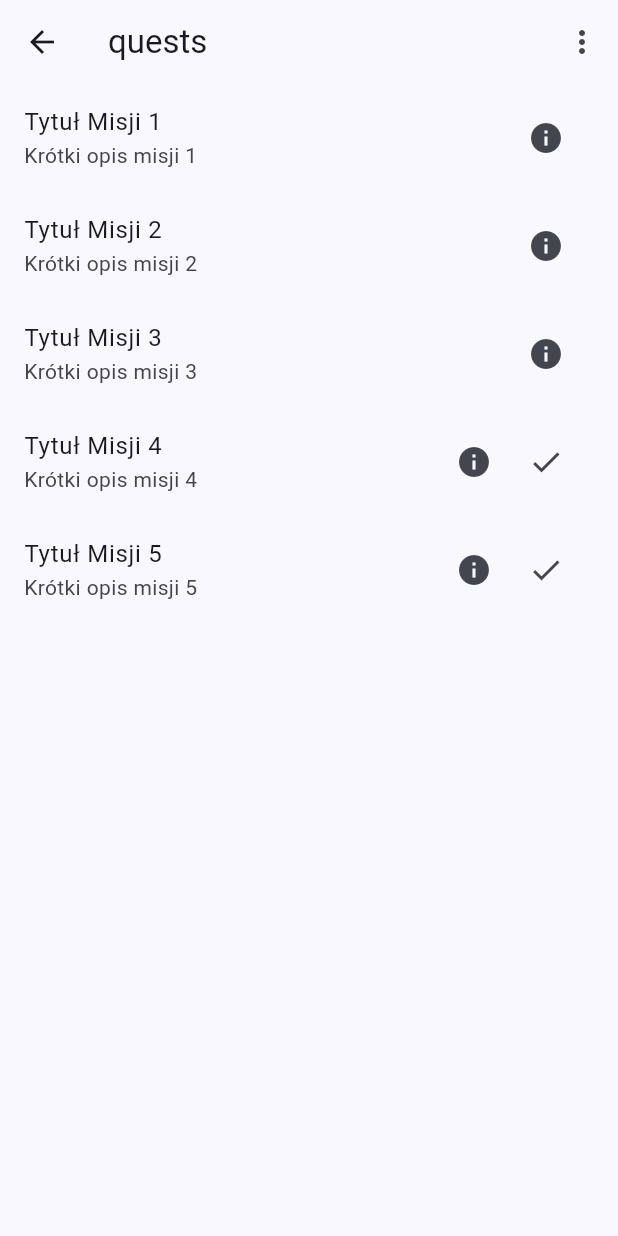
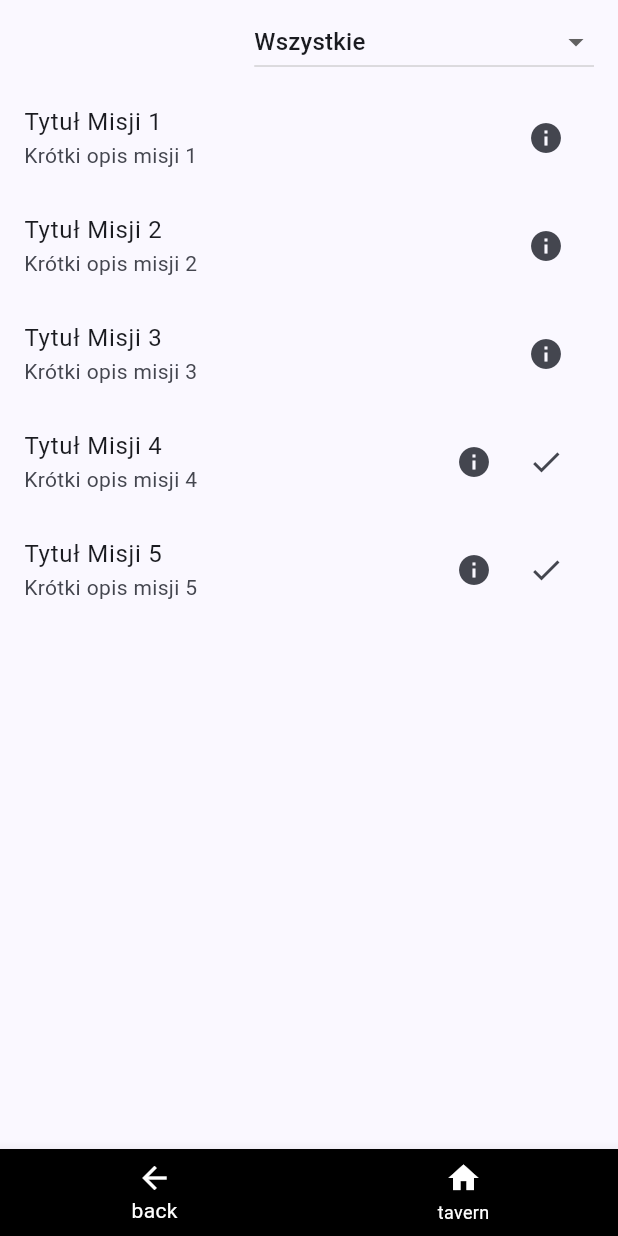
Before and after one commit to ihashand/Idle_Tavern_Rpg, a Flutter app: the QuestsScreen screen opened directly, on a phone screen of 412 x 824 dp. Run offline on Flutter 3.47's test engine with Material 2 defaults, Android fonts, the phone set to English and light mode, and no system bars; our stand-ins replace audioplayers, easy_localization, firebase_core, go_router, google_mobile_ads, in_app_purchase and 1 more; missing offline and left inert: games_services; accounts and stored records are empty.

Commit message:
Ui_quest_bottomnavigationbar
Bottom navigation bar

```diff
--- a/lib/src/playable_screens/quests_screen.dart
+++ b/lib/src/playable_screens/quests_screen.dart
@@ -1,5 +1,6 @@
 import 'package:easy_localization/easy_localization.dart';
 import 'package:flutter/material.dart';
+import 'package:game_template/src/playable_screens/tavern_screen.dart';
 
 class QuestsScreen extends StatefulWidget {
   @override
@@ -8,6 +9,7 @@ class QuestsScreen extends StatefulWidget {
 
 class _QuestsScreenState extends State<QuestsScreen> {
   String selectedCategory = 'Wszystkie';
+  int _selectedIndex = 0;
 
   final List<String> categories = [
     'Wszystkie',
@@ -21,22 +23,25 @@ class _QuestsScreenState extends State<QuestsScreen> {
   Widget build(BuildContext context) {
     return Scaffold(
       appBar: AppBar(
-        title: Text('quests').tr(),
+        automaticallyImplyLeading: false,
         actions: [
-          PopupMenuButton<String>(
-            onSelected: (category) {
-              setState(() {
-                selectedCategory = category;
-              });
-            },
-            itemBuilder: (BuildContext context) {
-              return categories.map((String category) {
-                return PopupMenuItem<String>(
+          Container(
+            alignment: Alignment.center,
+            padding: EdgeInsets.symmetric(horizontal: 16.0),
+            child: DropdownButton<String>(
+              value: selectedCategory,
+              onChanged: (category) {
+                setState(() {
+                  selectedCategory = category!;
+                });
+              },
+              items: categories.map((String category) {
+                return DropdownMenuItem<String>(
                   value: category,
-                  child: Text(category).tr(),
+                  child: Text(category),
                 );
-              }).toList();
-            },
+              }).toList(),
+            ),
           ),
         ],
       ),
@@ -46,8 +51,8 @@ class _QuestsScreenState extends State<QuestsScreen> {
             if (selectedCategory == 'Wszystkie' ||
                 quest.category == selectedCategory)
               ListTile(
-                title: Text(quest.title).tr(),
-                subtitle: Text(quest.description).tr(),
+                title: Text(quest.title),
+                subtitle: Text(quest.description),
                 trailing: Row(
                   mainAxisSize: MainAxisSize.min,
                   children: [
@@ -70,8 +75,45 @@ class _QuestsScreenState extends State<QuestsScreen> {
               ),
         ],
       ),
+     bottomNavigationBar: BottomNavigationBar(
+  backgroundColor: Colors.black,
+  unselectedItemColor: Colors.white, // Kolor ikon i etykiet dla niezaznaczonych pozycji
+  selectedItemColor: Colors.white, // Kolor ikon i etykiet dla zaznaczonej pozycji
+  items: <BottomNavigationBarItem>[
+    BottomNavigationBarItem(
+      icon: Icon(Icons.arrow_back),
+      label: 'back'.tr(),
+    ),
+    BottomNavigationBarItem(
+      icon: Icon(Icons.home),
+      label: 'tavern'.tr(),
+    ),
+  ],
+        currentIndex: _selectedIndex,
+        showSelectedLabels: true,
+        showUnselectedLabels: true,
+        onTap: (int index) {
+          setState(() {
+            _selectedIndex = index;
+          });
+          if (index == 0) {
+            Navigator.pop(context);
+          } else {
+            switch (index) {
+              case 1:
+                Navigator.push(
+                  context,
+                  MaterialPageRoute(builder: (context) => TavernScreen()),
+                );
+                break;
+            }
+          }
+        },
+      ),
     );
   }
+}
+
 
   void _showInfoDialog(BuildContext context, Quest quest) {
     showDialog(
@@ -112,7 +154,7 @@ class _QuestsScreenState extends State<QuestsScreen> {
       },
     );
   }
-}
+
 
 class Quest {
   final String title;
```
